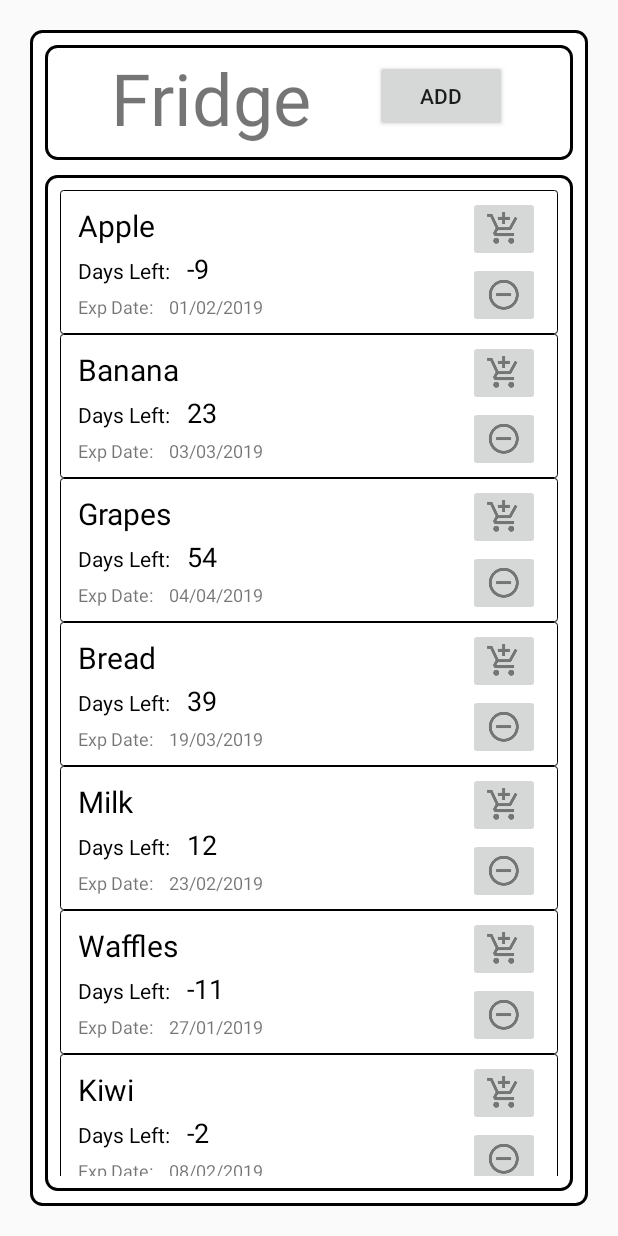
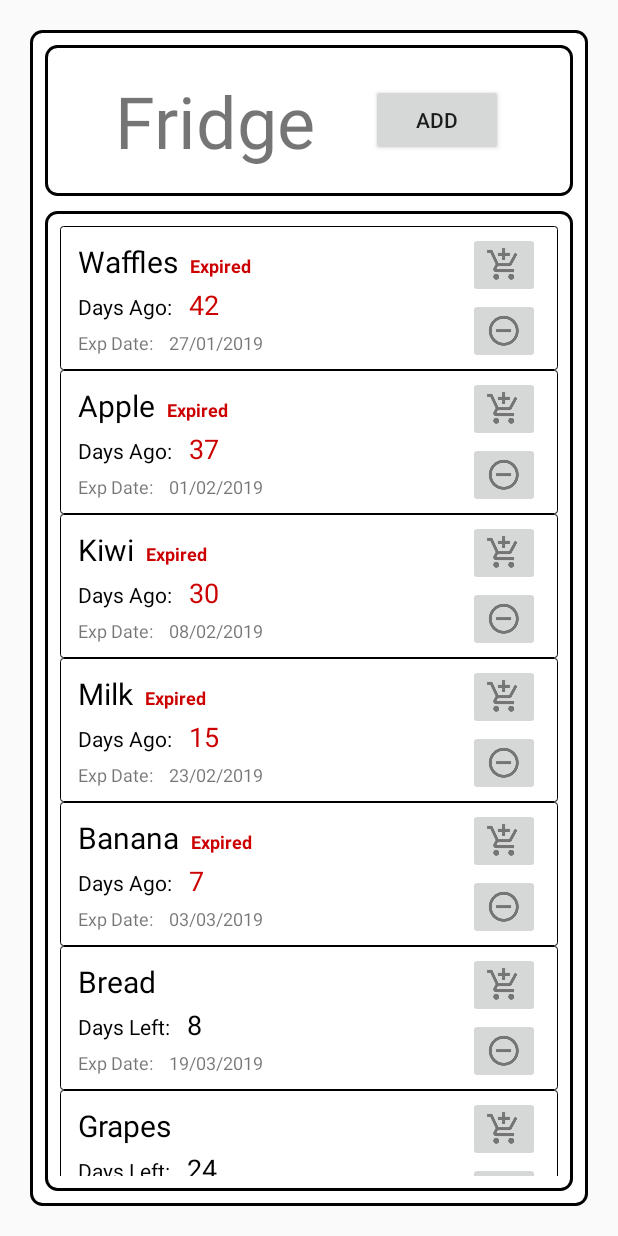
Before and after one commit to SeeminSyed/WhatsInMyFridge, an Android app: the screen it shows after launch (MainActivity), on a phone screen of 412 x 824 dp. Run offline under Robolectric (Android 15) with nearby library versions, the phone set to English and light mode, and no system bars.

Commit message:
Fridge layout changes and sorting fuctionality

```diff
--- a/WhatsInMyFridge/app/src/main/java/com/example/android/whatsinmyfridge/FridgeAdapter.java
+++ b/WhatsInMyFridge/app/src/main/java/com/example/android/whatsinmyfridge/FridgeAdapter.java
@@ -1,6 +1,7 @@
 package com.example.android.whatsinmyfridge;
 
 import android.content.Context;
+import android.support.v4.app.Fragment;
 import android.support.v7.widget.RecyclerView;
 import android.view.LayoutInflater;
 import android.view.View;
@@ -17,15 +18,17 @@ public class FridgeAdapter extends RecyclerView.Adapter<FridgeAdapter.FridgeItem
     private final ArrayList<FridgeItem> fridgeList;
 
     private LayoutInflater mInflater;
+    private Fragment fragment;
 
     /**
      *
      * @param context
      * @param fridgeList ArrayList<FridgeItem>
      */
-    public FridgeAdapter(Context context, ArrayList<FridgeItem> fridgeList) {
+    public FridgeAdapter(Context context, ArrayList<FridgeItem> fridgeList, Fragment fragment) {
         mInflater = LayoutInflater.from(context);
         this.fridgeList = fridgeList;
+        this.fragment = fragment;
     }
 
     @Override
@@ -39,7 +42,23 @@ public class FridgeAdapter extends RecyclerView.Adapter<FridgeAdapter.FridgeItem
         // TODO: Complete difference() and then based on that, change the text on "Days left"
         fridgeItemHolder.itemNameView.setText(fridgeList.get(i).name);
         fridgeItemHolder.itemExpView.setText(fridgeList.get(i).expiration.toString());
-        fridgeItemHolder.itemDaysLeftView.setText("" + fridgeList.get(i).daysLeft);
+        int diff = (fridgeList.get(i)).expiration.difference();
+
+        if(diff < 0) {
+            fridgeItemHolder.expiredView.setText("Expired");
+            fridgeItemHolder.expiredView.setVisibility(View.VISIBLE);
+            fridgeItemHolder.itemDaysLeftView.setText("" + (0 - fridgeList.get(i).daysLeft));
+
+            fridgeItemHolder.itemDaysLeftView.setTextColor(fragment.getActivity().getResources().getColor(R.color.holo_red_dark));
+            fridgeItemHolder.itemDaysLeftLabelView.setText("Days Ago: ");
+        } else if (diff == 0) {
+            fridgeItemHolder.expiredView.setText("EXPIRES TODAY!");
+            fridgeItemHolder.expiredView.setVisibility(View.VISIBLE);
+            fridgeItemHolder.itemDaysLeftView.setText("" + (fridgeList.get(i).daysLeft));
+        } else {
+            fridgeItemHolder.expiredView.setVisibility(View.INVISIBLE);
+            fridgeItemHolder.itemDaysLeftView.setText("" + (fridgeList.get(i).daysLeft));
+        }
 
         // imageButton onclick Deleted Item from Fridge
         fridgeItemHolder.buttonMinusImageButton.setOnClickListener(new View.OnClickListener() {
@@ -81,8 +100,10 @@ public class FridgeAdapter extends RecyclerView.Adapter<FridgeAdapter.FridgeItem
         public final TextView itemNameView;
         public final TextView itemExpView;
         public final TextView itemDaysLeftView;
+        public final TextView itemDaysLeftLabelView;
         public final ImageButton buttonMinusImageButton;
         public final ImageButton addToCartImageButton;
+        public final TextView expiredView;
 
         public FridgeItemViewHolder(View itemView, FridgeAdapter adapter) {
             // TODO: change the view to use the right background and add textboxes
@@ -90,8 +111,10 @@ public class FridgeAdapter extends RecyclerView.Adapter<FridgeAdapter.FridgeItem
             itemNameView = itemView.findViewById(R.id.item_name);
             itemExpView = itemView.findViewById(R.id.item_expiration);
             itemDaysLeftView = itemView.findViewById(R.id.days_left);
+            itemDaysLeftLabelView = itemView.findViewById(R.id.item_days_left_label);
             buttonMinusImageButton = itemView.findViewById(R.id.imageButton_minus);
             addToCartImageButton = itemView.findViewById(R.id.imageButton_shoppinglist);
+            expiredView = itemView.findViewById(R.id.item_expired_label);
             this.mAdapter = adapter;
         }
     }
--- a/WhatsInMyFridge/app/src/main/java/com/example/android/whatsinmyfridge/FridgeFragment.java
+++ b/WhatsInMyFridge/app/src/main/java/com/example/android/whatsinmyfridge/FridgeFragment.java
@@ -14,6 +14,7 @@ import android.view.View;
 import android.view.ViewGroup;
 
 import java.util.ArrayList;
+import java.util.Collections;
 
 public class FridgeFragment extends Fragment implements AddFridgeItemDialog.AddFridgeItemCallback {
 
@@ -49,7 +50,7 @@ public class FridgeFragment extends Fragment implements AddFridgeItemDialog.AddF
         mRecyclerView = (RecyclerView) rootView.findViewById(R.id.recyclerview);
 
         // Create an adapter and supply the data to be displayed.
-        mAdapter = new FridgeAdapter(getActivity(), mItems);
+        mAdapter = new FridgeAdapter(getActivity(), mItems, this);
 
         // Connect the adapter with the RecyclerView.
         mRecyclerView.setAdapter(mAdapter);
@@ -57,12 +58,16 @@ public class FridgeFragment extends Fragment implements AddFridgeItemDialog.AddF
         // Give the RecyclerView a default layout manager.
         mRecyclerView.setLayoutManager(new LinearLayoutManager(getActivity()));
 
+        Collections.sort(mItems);
+        refreshList();
+
         return rootView;
     }
 
 
     public void addToFridge(FridgeItem item) {
         mItems.add(item);
+        Collections.sort(mItems);
         refreshList();
     }
 
--- a/WhatsInMyFridge/app/src/main/java/com/example/android/whatsinmyfridge/FridgeItem.java
+++ b/WhatsInMyFridge/app/src/main/java/com/example/android/whatsinmyfridge/FridgeItem.java
@@ -1,8 +1,9 @@
 package com.example.android.whatsinmyfridge;
 
 import java.util.Calendar;
+import java.util.Comparator;
 
-public class FridgeItem {
+public class FridgeItem implements Comparable<FridgeItem> {
     public String name;
     public myDate expiration;
     public int daysLeft;
@@ -16,6 +17,11 @@ public class FridgeItem {
     public FridgeItem(String name, myDate expiration) {
         this.name = name;
         this.expiration = expiration;
-        this.daysLeft = expiration.difference(expiration);
+        this.daysLeft = expiration.difference();
+    }
+
+    @Override
+    public int compareTo(FridgeItem o) {
+        return this.daysLeft - o.daysLeft;
     }
 }
--- a/WhatsInMyFridge/app/src/main/java/com/example/android/whatsinmyfridge/myDate.java
+++ b/WhatsInMyFridge/app/src/main/java/com/example/android/whatsinmyfridge/myDate.java
@@ -1,6 +1,5 @@
 package com.example.android.whatsinmyfridge;
 
-import java.util.Calendar;
 import java.util.Date;
 import java.util.concurrent.TimeUnit;
 
@@ -48,15 +47,13 @@ public class myDate {
     /**
      * Gives you the difference between the myDate object entered and the current date.
      *
-     * @param date myDate - date to compare
      * @return  integer, positive, negative or 0 depending on if the date has yet to come
      *   if the date has passed or if it is the same day
      *
-     *   TODO: Complete difference
      */
-    public int difference(myDate date) {
+    public int difference() {
         Date d = new Date();
-        Date old = new Date(date.year - 1900, date.month, date.day);
+        Date old = new Date(this.year - 1900, this.month - 1, this.day);
         long difference = old.getTime() - d.getTime();
 
         return (int) TimeUnit.DAYS.convert(difference, TimeUnit.MILLISECONDS);
--- a/WhatsInMyFridge/app/src/main/res/drawable/customborderfill.xml
+++ b/WhatsInMyFridge/app/src/main/res/drawable/customborderfill.xml
@@ -2,6 +2,6 @@
     <shape xmlns:android="http://schemas.android.com/apk/res/android" android:shape="rectangle">
         <corners android:radius="0dp"/>
         <padding android:left="10dp" android:right="10dp" android:top="10dp" android:bottom="10dp"/>
-        <stroke android:width="1dp" android:color="#000000"/>
+        <stroke android:width=".1dp" android:color="#000000"/>
         <solid android:color="#A9A9A9"/>
     </shape>
--- a/WhatsInMyFridge/app/src/main/res/layout/fragment_fridge.xml
+++ b/WhatsInMyFridge/app/src/main/res/layout/fragment_fridge.xml
@@ -6,7 +6,8 @@
     android:layout_width="match_parent"
     android:layout_height="match_parent"
     android:orientation="vertical"
-    tools:context=".FridgeFragment">
+    tools:context=".FridgeFragment"
+    android:screenOrientation="portrait">
 
     <android.support.constraint.ConstraintLayout
         android:layout_width="match_parent"
@@ -18,40 +19,46 @@
         android:background="@drawable/rectangular_border"
         >
 
+        <!--TODO: modify the drawable to have the grey background-->
+
         <!--TODO: change 'Add' to smthn else in fridge-->
 
         <android.support.constraint.ConstraintLayout
             android:id="@+id/topbar"
             android:layout_width="match_parent"
             android:layout_height="wrap_content"
+            android:layout_marginBottom="10dp"
             android:background="@drawable/rectangular_border"
+            app:layout_constraintBottom_toTopOf="@id/list"
             app:layout_constraintLeft_toLeftOf="parent"
             app:layout_constraintRight_toRightOf="parent"
-            app:layout_constraintTop_toTopOf="parent"
-            app:layout_constraintBottom_toTopOf="@id/list"
-            android:layout_marginBottom="10dp">
+            app:layout_constraintTop_toTopOf="parent">
 
             <TextView
                 android:id="@+id/tv_shopping_list"
                 android:layout_width="wrap_content"
                 android:layout_height="wrap_content"
+                android:layout_marginTop="8dp"
+                android:layout_marginBottom="8dp"
                 android:text="Fridge"
                 android:textSize="48dp"
-                app:layout_constraintBottom_toBottomOf="@+id/add_fridge_item_btn"
-                app:layout_constraintLeft_toLeftOf="parent"
-                app:layout_constraintRight_toLeftOf="@id/add_fridge_item_btn"
-                app:layout_constraintTop_toTopOf="@+id/add_fridge_item_btn" />
+                app:layout_constraintBottom_toBottomOf="parent"
+                app:layout_constraintEnd_toStartOf="@+id/add_fridge_item_btn"
+                app:layout_constraintHorizontal_bias="0.5"
+                app:layout_constraintStart_toStartOf="parent"
+                app:layout_constraintTop_toTopOf="parent"
+                app:layout_constraintVertical_bias="0.4" />
 
             <Button
                 android:id="@+id/add_fridge_item_btn"
                 android:layout_width="wrap_content"
                 android:layout_height="wrap_content"
-                android:layout_marginLeft="8dp"
-                android:layout_marginBottom="40dp"
+                android:layout_marginTop="8dp"
                 android:text="Add"
-                app:layout_constraintLeft_toRightOf="@id/tv_shopping_list"
-                app:layout_constraintRight_toRightOf="parent"
-                app:layout_constraintTop_toTopOf="parent" />
+                app:layout_constraintEnd_toEndOf="parent"
+                app:layout_constraintHorizontal_bias="0.5"
+                app:layout_constraintStart_toEndOf="@+id/tv_shopping_list"
+                app:layout_constraintTop_toTopOf="@+id/tv_shopping_list" />
         </android.support.constraint.ConstraintLayout>
 
 
--- a/WhatsInMyFridge/app/src/main/res/layout/fridge_item.xml
+++ b/WhatsInMyFridge/app/src/main/res/layout/fridge_item.xml
@@ -6,6 +6,19 @@
     android:layout_height="wrap_content"
     android:background="@drawable/customborder"
     android:padding="4dp">
+
+    <TextView
+        android:id="@+id/item_expired_label"
+        android:layout_width="wrap_content"
+        android:layout_height="wrap_content"
+        android:layout_marginStart="8dp"
+        android:textAllCaps="false"
+        android:textColor="@android:color/holo_red_dark"
+        android:textSize="12sp"
+        android:textStyle="bold"
+        app:layout_constraintBaseline_toBaselineOf="@+id/item_name"
+        app:layout_constraintStart_toEndOf="@+id/item_name"
+        android:visibility="invisible"/>
 
     <TextView
         android:id="@+id/item_expiration"
--- a/WhatsInMyFridge/app/src/main/res/values/colors.xml
+++ b/WhatsInMyFridge/app/src/main/res/values/colors.xml
@@ -3,4 +3,5 @@
     <color name="colorPrimary">#2196F3</color>
     <color name="colorPrimaryDark">#2196F3</color>
     <color name="colorAccent">#2196F3</color>
+    <color name="holo_red_dark">#ffcc0000</color>
 </resources>
```
Also changed, not shown: WhatsInMyFridge/app/src/main/res/layout/fragment_shopping_list.xml (+24 -11 lines).
